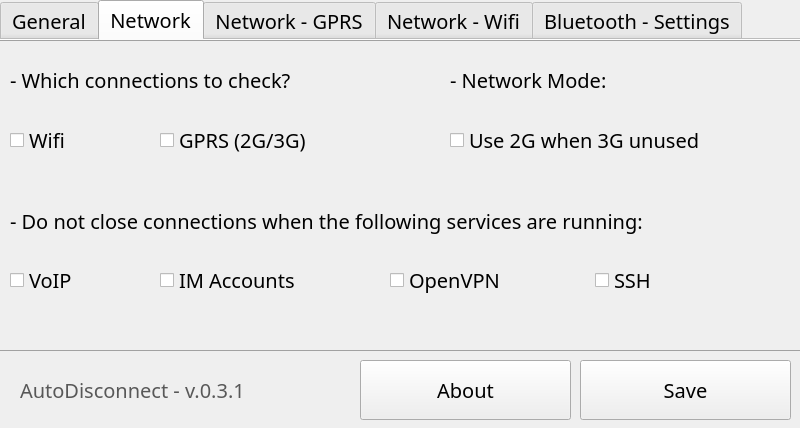
Above: src/uis/mainwindow.ui from abrisse/AutoDisconnect before the change. Below: the same form after it.
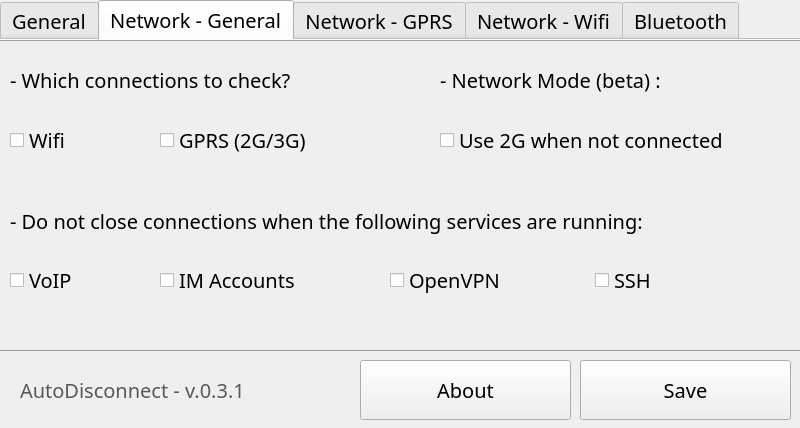
That is the form after the change. The open tabs and pages were chosen to show the change.

```diff
--- a/src/uis/mainwindow.ui
+++ b/src/uis/mainwindow.ui
@@ -225,7 +225,7 @@
     </widget>
     <widget class="QWidget" name="tab_2">
      <attribute name="title">
-      <string>Network</string>
+      <string>Network - General</string>
      </attribute>
      <widget class="QLabel" name="label_3">
       <property name="geometry">
@@ -367,9 +367,9 @@
      <widget class="QLabel" name="label_17">
       <property name="geometry">
        <rect>
-        <x>450</x>
+        <x>440</x>
         <y>10</y>
-        <width>191</width>
+        <width>331</width>
         <height>60</height>
        </rect>
       </property>
@@ -386,7 +386,7 @@
        </font>
       </property>
       <property name="text">
-       <string>- Network Mode:</string>
+       <string>- Network Mode (beta) :</string>
       </property>
       <property name="textFormat">
        <enum>Qt::AutoText</enum>
@@ -398,9 +398,9 @@
      <widget class="QCheckBox" name="chkUse2G">
       <property name="geometry">
        <rect>
-        <x>450</x>
+        <x>440</x>
         <y>70</y>
-        <width>321</width>
+        <width>351</width>
         <height>60</height>
        </rect>
       </property>
@@ -423,7 +423,7 @@
        </font>
       </property>
       <property name="text">
-       <string>Use 2G when 3G unused</string>
+       <string>Use 2G when not connected</string>
       </property>
       <property name="checked">
        <bool>false</bool>
@@ -1002,7 +1002,7 @@
     </widget>
     <widget class="QWidget" name="tab_4">
      <attribute name="title">
-      <string>Bluetooth - Settings</string>
+      <string>Bluetooth</string>
      </attribute>
      <widget class="QLabel" name="label_15">
       <property name="geometry">
```
